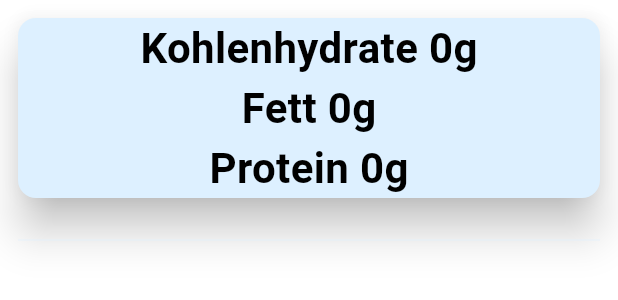
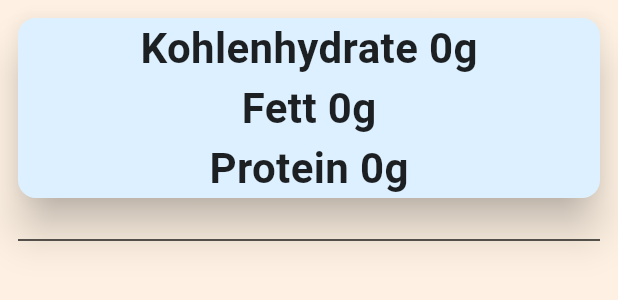
Before and after one commit to Arif043/Meal-Tracker, a Flutter app: the HomePage widget shown alone on an empty page, opened directly, on a phone screen of 412 x 824 dp. Shown: the top 300 px of the screen. Run offline on Flutter 3.47's test engine with Material 3 defaults, Android fonts, the phone set to English and light mode, and no system bars; our stand-ins replace bloc, bloc_concurrency, flutter_bloc, flutter_secure_storage, get_it, isar and 3 more; accounts and stored records are empty; generated files the repository leaves out were written again; Roboto replaces fonts that are missing (Rubik).

```diff
--- a/devtools_options.yaml
+++ b/devtools_options.yaml
@@ -1,3 +1,4 @@
 description: This file stores settings for Dart & Flutter DevTools.
 documentation: https://docs.flutter.dev/tools/devtools/extensions#configure-extension-enablement-states
 extensions:
+  - provider: true
--- a/lib/application/home/home_bloc.dart
+++ b/lib/application/home/home_bloc.dart
@@ -29,7 +29,6 @@ class HomeBloc extends Bloc<HomeEvent, HomeState> {
 
     on<HomeLoad>((event, emit) async {
       final time = event.time;
-      debugPrint("DDD ${time.toString()}");
       final foods = await _repo.loadConsumedFoods(time);
 
       var (accumulatedFat, accumulatedCarbs, accumulatedProtein) = (
@@ -38,7 +37,6 @@ class HomeBloc extends Bloc<HomeEvent, HomeState> {
         0.0,
       );
       for (var e in foods) {
-        debugPrint(e.name);
         accumulatedFat += e.fat;
         accumulatedCarbs += e.carbs;
         accumulatedProtein += e.protein;
--- a/lib/infrastructure/repositories/food_repository_impl.dart
+++ b/lib/infrastructure/repositories/food_repository_impl.dart
@@ -31,8 +31,6 @@ class FoodRepositoryImpl implements FoodRepository {
     } on ProductsNotFoundException {
       return Error(ProductFailure());
     } catch (e, s) {
-      debugPrint(e.toString());
-      debugPrint(s.toString());
       return Error(GeneralFailure());
     }
   }
--- a/lib/infrastructure/service/local_database_service.dart
+++ b/lib/infrastructure/service/local_database_service.dart
@@ -19,7 +19,6 @@ class LocalDatabaseService {
   }
 
   Future<List<ConsumedFood>> loadConsumedFoods(DateTime selectedDay) async {
-    debugPrint(selectedDay.toString());
     final from = DateTime(selectedDay.year, selectedDay.month, selectedDay.day);
     final to = from.copyWith(hour: 23, minute: 59, second: 59);
     return await _isar.consumedFoods
--- a/lib/infrastructure/service/open_food_facts_api.dart
+++ b/lib/infrastructure/service/open_food_facts_api.dart
@@ -30,14 +30,12 @@ class OpenFoodFactsApi {
       }),
       //headers: header,
     );
-    debugPrint(res.body);
     late final Map<String, dynamic> parsedBody;
     try {
       parsedBody = jsonDecode(res.body);
     } on FormatException {
       throw ServerException();
     }
-    debugPrint(res.body);
     if (res.statusCode != 200) throw ServerException();
 
     final products = <Food>[];
--- a/lib/presentation/core/theme.dart
+++ b/lib/presentation/core/theme.dart
@@ -11,9 +11,9 @@ const Color lightTextColorPrimary = Colors.black;
 const Color lightErrorColor = Colors.redAccent;
 final Color lightSuccess = Colors.green[700] ?? Colors.green;
 // Color unselectedLabelColor = Colors.
-final lightScaffoldColor = Colors.yellowAccent[50];
+final lightScaffoldColor = lightSurfaceColor;
 const Color appbarColorLight = Color(0xFFFCD0A1);
-const Color containerTextColorLight = Colors.black;
+const Color containerTextColorLight = Colors.black87;
 const Color containerColorLight = Color(0xFFDDF0FF);
 
 final Color darkPrimaryColor = Colors.blueGrey.shade900;
--- a/lib/presentation/home_page.dart
+++ b/lib/presentation/home_page.dart
@@ -12,7 +12,7 @@ import 'core/format.dart';
 import 'core/theme.dart';
 
 class HomePage extends StatefulWidget {
-  const HomePage({Key? key}) : super(key: key);
+  const HomePage({super.key});
 
   @override
   State<HomePage> createState() => _HomePageState();
@@ -43,7 +43,7 @@ class _HomePageState extends State<HomePage> {
                 initial: state.time,
               ),
               SizedBox(height: 20),
-              Divider(color: containerColorLight, thickness: 0.4),
+              Divider(color: Colors.black87, thickness: 1),
               SizedBox(height: 20),
               if (state.consumedFoods != null)
                 Expanded(
@@ -66,6 +66,7 @@ class _HomePageState extends State<HomePage> {
                       resizeDuration: Duration(milliseconds: 200),
                       child: Material(
                         borderRadius: BorderRadius.circular(12),
+                        elevation: 12,
                         color: containerColorLight,
                         child: InkWell(
                           child: Padding(
--- a/lib/presentation/overview_without_target.dart
+++ b/lib/presentation/overview_without_target.dart
@@ -75,7 +75,6 @@ class OverviewWithoutTarget extends StatelessWidget {
       lastDate: DateTime.now(),
       initialDate: initial,
     );
-    debugPrint(date.toString());
     if (date != null) {
       context.read<HomeBloc>().add(HomeLoad(time: date));
     }
--- a/pubspec.yaml
+++ b/pubspec.yaml
@@ -48,6 +48,7 @@ dependencies:
   flutter_secure_storage:
   get_it:
   shared_preferences: ^2.5.3
+  flutter_launcher_icons: ^0.14.3
 
 dev_dependencies:
 
@@ -81,6 +82,7 @@ flutter:
   # To add assets to your application, add an assets section, like this:
   assets:
     - assets/images/no_photo.png
+    - assets/icons/icon.png
   #   - images/a_dot_burr.jpeg
   #   - images/a_dot_ham.jpeg
 
```
Also changed, not shown: flutter_launcher_icons.yaml (added, +32 -0 lines), assets/icons/icon.png (added), pubspec.lock, 29 other files.
